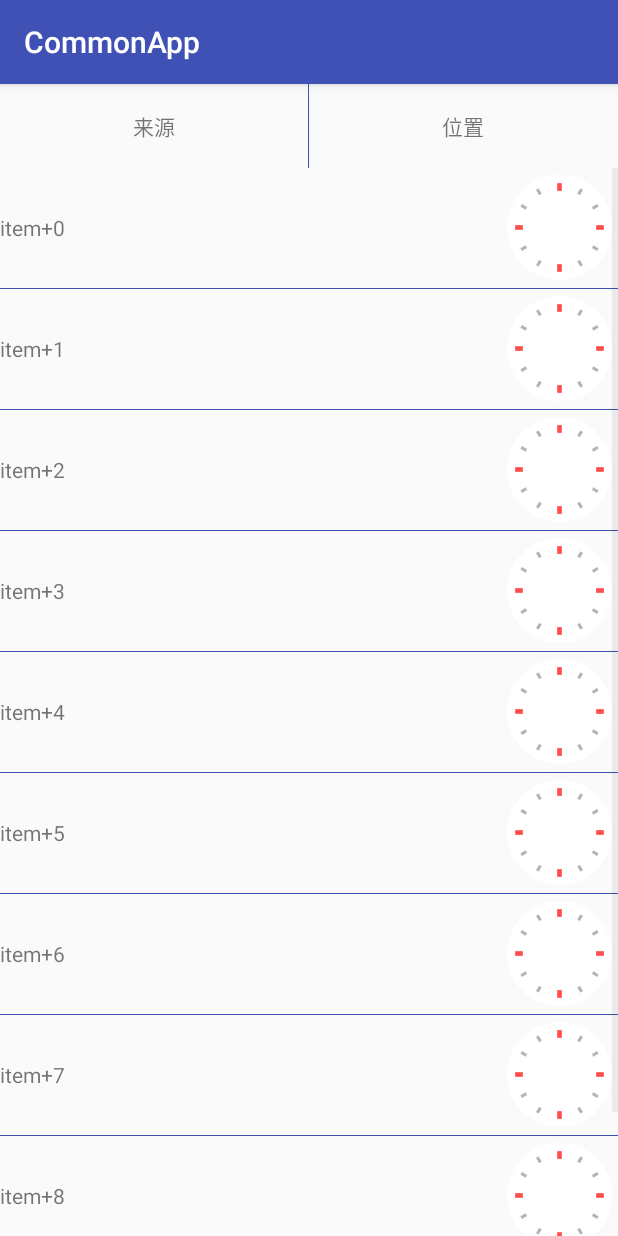
After one commit to yushilei1218/CommonApp, an Android app: the FilterActivity screen opened directly, with no data from a screen before it, on a phone screen of 412 x 824 dp. The commit adds this screen. Run offline under Robolectric (Android 15) with nearby library versions, the light colour scheme and no system bars; libraries missing offline, so code that uses them is left out: com.umeng.analytics; 1 statement that could not run was skipped.

Commit message:
1，测试loadlist

```diff
--- a/app/src/main/AndroidManifest.xml
+++ b/app/src/main/AndroidManifest.xml
@@ -75,6 +75,8 @@
         </activity>
         <activity android:name=".ui.loadmorelistview.LoadListActivity">
         </activity>
+        <activity android:name=".ui.filter.FilterActivity">
+        </activity>
     </application>
 
 </manifest>
--- a/app/src/main/java/com/yushilei/commonapp/common/constant/Constant.java
+++ b/app/src/main/java/com/yushilei/commonapp/common/constant/Constant.java
@@ -21,4 +21,5 @@ public interface Constant {
     String MultiBaseHolder = "MultiBaseHolder";
     String MultiListHolder = "MultiListHolder";
     String LOAD_LIST = "LOAD_LIST";
+    String FILTER = "FILTER";
 }
--- /dev/null
+++ b/app/src/main/java/com/yushilei/commonapp/ui/filter/FilterActivity.java
@@ -0,0 +1,151 @@
+package com.yushilei.commonapp.ui.filter;
+
+
+import android.view.View;
+import android.view.ViewGroup;
+import android.view.ViewStub;
+import android.widget.ImageView;
+import android.widget.TextView;
+
+import com.yushilei.commonapp.R;
+import com.yushilei.commonapp.common.adapter2.BaseRecyclerHolder;
+import com.yushilei.commonapp.common.adapter2.HolderDelegate;
+import com.yushilei.commonapp.common.adapter2.MultiListAdapter;
+import com.yushilei.commonapp.common.bean.BeanA;
+import com.yushilei.commonapp.common.mvp.MvpBaseActivity;
+import com.yushilei.commonapp.common.widget.LoadListView;
+
+import java.util.ArrayList;
+import java.util.List;
+
+public class FilterActivity extends MvpBaseActivity<FilterContract.IPresenter> implements FilterContract.IView {
+
+    private View mFormTv;
+    private View mLocationTv;
+    private LoadListView mLv;
+    private ViewGroup mFilterContainer;
+    private ViewStub mLocationViewStub;
+    private ViewStub mFromViewStub;
+    private View mFromLayout;
+    private View mLocationLayout;
+
+    @Override
+    public FilterContract.IPresenter getPresenter() {
+        return new FilterPresenter(this, new FilterModel());
+    }
+
+    @Override
+    protected int getLayoutId() {
+        return R.layout.activity_filter;
+    }
+
+    @Override
+    public void initView() {
+        mFromViewStub = findView(R.id.act_filter_from_view_stub);
+        mLocationViewStub = findView(R.id.act_filter_location_view_stub);
+
+        mFormTv = findView(R.id.act_filter_from);
+        mLocationTv = findView(R.id.act_filter_location);
+        mFilterContainer = findView(R.id.act_filter_container);
+        mLv = findView(R.id.act_filter_lv);
+        MultiListAdapter adapter = new MultiListAdapter(1);
+        adapter.setMatch(BeanA.class, new BeanDelegate());
+        mLv.setAdapter(adapter);
+
+        adapter.addAll(get());
+
+        setOnClick(mFormTv, mLocationTv);
+    }
+
+    private View mTarget;
+
+    @Override
+    public void onClick(View v) {
+        switch (v.getId()) {
+            case R.id.act_filter_from:
+            case R.id.act_filter_location:
+                initFilterLayout(v);
+                break;
+        }
+    }
+
+    @Override
+    public void initFilterLayout(View target) {
+        if (mTarget == null) {
+            mTarget = target;
+            //open
+            mFilterContainer.setVisibility(View.VISIBLE);
+            show(mTarget);
+        } else if (mTarget.equals(target)) {
+            //close
+            mFilterContainer.setVisibility(View.GONE);
+            mTarget = null;
+        } else {
+            //隐藏原来的，显示新的
+            mTarget = target;
+            show(mTarget);
+        }
+    }
+
+    private void show(View target) {
+        switch (target.getId()) {
+            case R.id.act_filter_from:
+                showFromLayout();
+                break;
+            case R.id.act_filter_location:
+                showLocationLayout();
+                break;
+        }
+    }
+
+    private void showFromLayout() {
+        if (mFromLayout == null) {
+            mFromLayout = mFromViewStub.inflate();
+        }
+        showWitch(mFromLayout);
+    }
+
+    private void showWitch(View mFromLayout) {
+        int childCount = mFilterContainer.getChildCount();
+        for (int i = 0; i < childCount; i++) {
+            View childAt = mFilterContainer.getChildAt(i);
+            if (childAt.equals(mFromLayout)) {
+                childAt.setVisibility(View.VISIBLE);
+            } else {
+                childAt.setVisibility(View.GONE);
+            }
+        }
+        mFilterContainer.requestLayout();
+    }
+
+    private void showLocationLayout() {
+        if (mLocationLayout == null) {
+            mLocationLayout = mLocationViewStub.inflate();
+        }
+        showWitch(mLocationLayout);
+    }
+
+    private List<BeanA> get() {
+        List<BeanA> data = new ArrayList<>();
+        for (int i = 0; i < 10; i++) {
+            data.add(new BeanA("item+" + i));
+        }
+        return data;
+    }
+
+    private final class BeanDelegate extends HolderDelegate<BeanA> {
+
+        @Override
+        public int getLayoutId() {
+            return R.layout.item_a;
+        }
+
+        @Override
+        public void onBindData(BaseRecyclerHolder holder, BeanA beanA, int pos) {
+            TextView tv = (TextView) holder.findView(R.id.item_a_tv);
+            ImageView img = (ImageView) holder.findView(R.id.item_a_img);
+            tv.setText(beanA.name);
+            img.setImageResource(R.mipmap.ic_clock);
+        }
+    }
+}
--- /dev/null
+++ b/app/src/main/java/com/yushilei/commonapp/ui/filter/FilterContract.java
@@ -0,0 +1,25 @@
+package com.yushilei.commonapp.ui.filter;
+
+import android.view.View;
+
+import com.yushilei.commonapp.common.mvp.IBasePresenter;
+import com.yushilei.commonapp.common.mvp.IBaseView;
+
+/**
+ * @author shilei.yu
+ * @since 2017/8/28
+ */
+
+public interface FilterContract {
+    interface IPresenter extends IBasePresenter {
+    }
+
+    interface IView extends IBaseView {
+
+        void initFilterLayout(View target);
+    }
+
+    interface IModel {
+
+    }
+}
--- /dev/null
+++ b/app/src/main/java/com/yushilei/commonapp/ui/filter/FilterModel.java
@@ -0,0 +1,9 @@
+package com.yushilei.commonapp.ui.filter;
+
+/**
+ * @author shilei.yu
+ * @since 2017/8/28
+ */
+
+public class FilterModel implements FilterContract.IModel {
+}
--- /dev/null
+++ b/app/src/main/java/com/yushilei/commonapp/ui/filter/FilterPresenter.java
@@ -0,0 +1,17 @@
+package com.yushilei.commonapp.ui.filter;
+
+import com.yushilei.commonapp.common.mvp.BasePresenter;
+
+/**
+ * @author shilei.yu
+ * @since 2017/8/28
+ */
+
+public class FilterPresenter extends BasePresenter<FilterContract.IView> implements FilterContract.IPresenter {
+    private FilterContract.IModel mModel;
+
+    public FilterPresenter(FilterContract.IView view, FilterContract.IModel model) {
+        super(view);
+        mModel = model;
+    }
+}
--- a/app/src/main/java/com/yushilei/commonapp/ui/home/MainActivity.java
+++ b/app/src/main/java/com/yushilei/commonapp/ui/home/MainActivity.java
@@ -17,6 +17,7 @@ import com.yushilei.commonapp.common.base.BaseActivity;
 import com.yushilei.commonapp.common.bean.HomeBean;
 import com.yushilei.commonapp.common.constant.Constant;
 import com.yushilei.commonapp.ui.contact.ContactActivity;
+import com.yushilei.commonapp.ui.filter.FilterActivity;
 import com.yushilei.commonapp.ui.fragment.PagerFragmentActivity;
 import com.yushilei.commonapp.ui.loadmorelistview.LoadListActivity;
 import com.yushilei.commonapp.ui.loadmorerecycler.LoadMoreRecyclerActivity;
@@ -60,6 +61,7 @@ public class MainActivity extends BaseActivity {
         HomeItem item13 = new HomeItem(new HomeBean(Constant.MultiBaseHolder));
         HomeItem item14 = new HomeItem(new HomeBean(Constant.MultiListHolder));
         HomeItem item15 = new HomeItem(new HomeBean(Constant.LOAD_LIST));
+        HomeItem item16 = new HomeItem(new HomeBean(Constant.FILTER));
         data.add(item1);
         data.add(item2);
         data.add(item3);
@@ -75,6 +77,7 @@ public class MainActivity extends BaseActivity {
         data.add(item13);
         data.add(item14);
         data.add(item15);
+        data.add(item16);
         adapter.addAll(data);
     }
 
@@ -150,6 +153,9 @@ public class MainActivity extends BaseActivity {
                 case Constant.LOAD_LIST:
                     intent = new Intent(MainActivity.this, LoadListActivity.class);
                     break;
+                case Constant.FILTER:
+                    intent = new Intent(MainActivity.this, FilterActivity.class);
+                    break;
             }
             if (intent != null)
                 MainActivity.this.startActivity(intent);
--- /dev/null
+++ b/app/src/main/res/layout/activity_filter.xml
@@ -0,0 +1,75 @@
+<?xml version="1.0" encoding="utf-8"?>
+<LinearLayout
+    xmlns:android="http://schemas.android.com/apk/res/android"
+    xmlns:app="http://schemas.android.com/apk/res-auto"
+    xmlns:tools="http://schemas.android.com/tools"
+    android:layout_width="match_parent"
+    android:layout_height="match_parent"
+    android:orientation="vertical"
+    tools:context="com.yushilei.commonapp.ui.filter.FilterActivity">
+
+    <RelativeLayout
+        android:layout_width="match_parent"
+        android:layout_height="match_parent">
+
+        <LinearLayout
+            android:id="@+id/act_filter_layout"
+            android:layout_width="match_parent"
+            android:layout_height="?actionBarSize"
+            android:orientation="horizontal">
+
+            <TextView
+                android:id="@+id/act_filter_from"
+                android:layout_width="0dp"
+                android:layout_height="match_parent"
+                android:layout_weight="1"
+                android:gravity="center"
+                android:text="来源"/>
+
+            <View
+                android:layout_width="1px"
+                android:layout_height="match_parent"
+                android:background="@color/colorPrimary"/>
+
+            <TextView
+                android:id="@+id/act_filter_location"
+                android:layout_width="0dp"
+                android:layout_height="match_parent"
+                android:layout_weight="1"
+                android:gravity="center"
+                android:text="位置"/>
+        </LinearLayout>
+        <!--列表-->
+        <com.yushilei.commonapp.common.widget.LoadListView
+            android:id="@+id/act_filter_lv"
+            android:layout_width="match_parent"
+            android:layout_height="match_parent"
+            android:layout_below="@id/act_filter_layout"
+            android:divider="@color/colorPrimary"
+            android:dividerHeight="1px"/>
+
+        <LinearLayout
+            android:id="@+id/act_filter_container"
+            android:layout_width="match_parent"
+            android:layout_height="match_parent"
+            android:layout_below="@id/act_filter_layout"
+            android:background="#55000000"
+            android:clickable="true"
+            android:orientation="vertical"
+            android:visibility="gone">
+            <!--位置筛选-->
+            <ViewStub
+                android:id="@+id/act_filter_location_view_stub"
+                android:layout_width="match_parent"
+                android:layout_height="match_parent"
+                android:layout="@layout/layout_filter_location"/>
+            <!--来源筛选-->
+            <ViewStub
+                android:id="@+id/act_filter_from_view_stub"
+                android:layout_width="match_parent"
+                android:layout_height="match_parent"
+                android:layout="@layout/layout_filter_from"/>
+        </LinearLayout>
+    </RelativeLayout>
+
+</LinearLayout>
```
Also changed, not shown: app/src/main/res/layout/layout_filter_from.xml (added, +9 -0 lines), app/src/main/res/layout/layout_filter_location.xml (added, +25 -0 lines), 1 other file.
